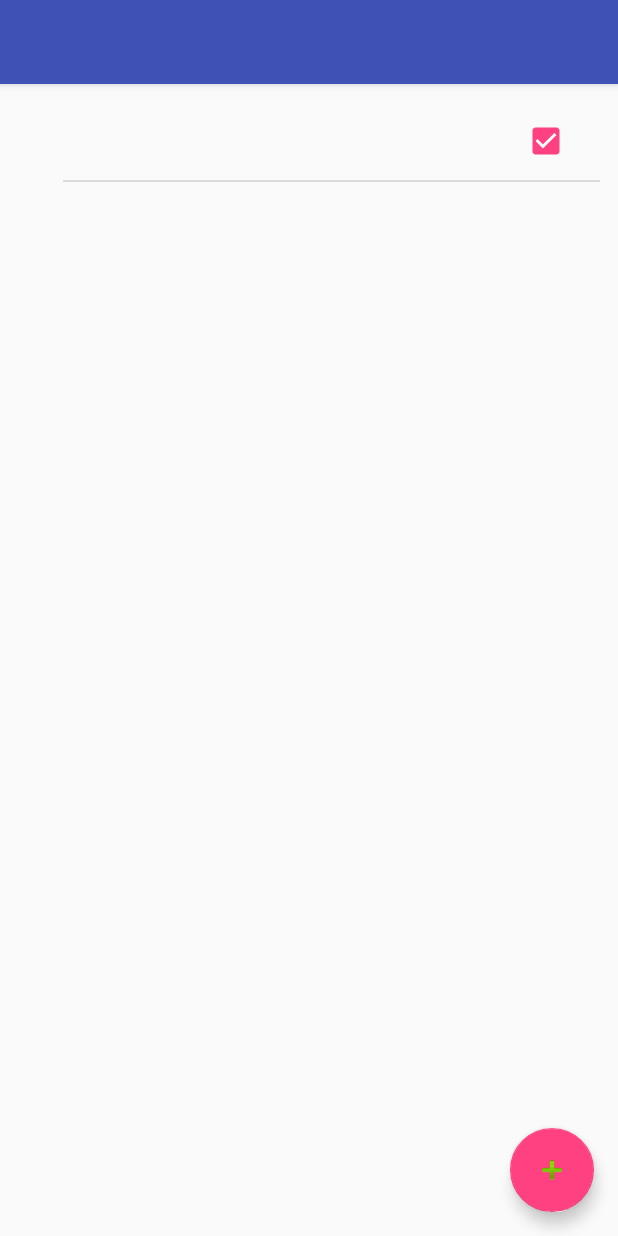
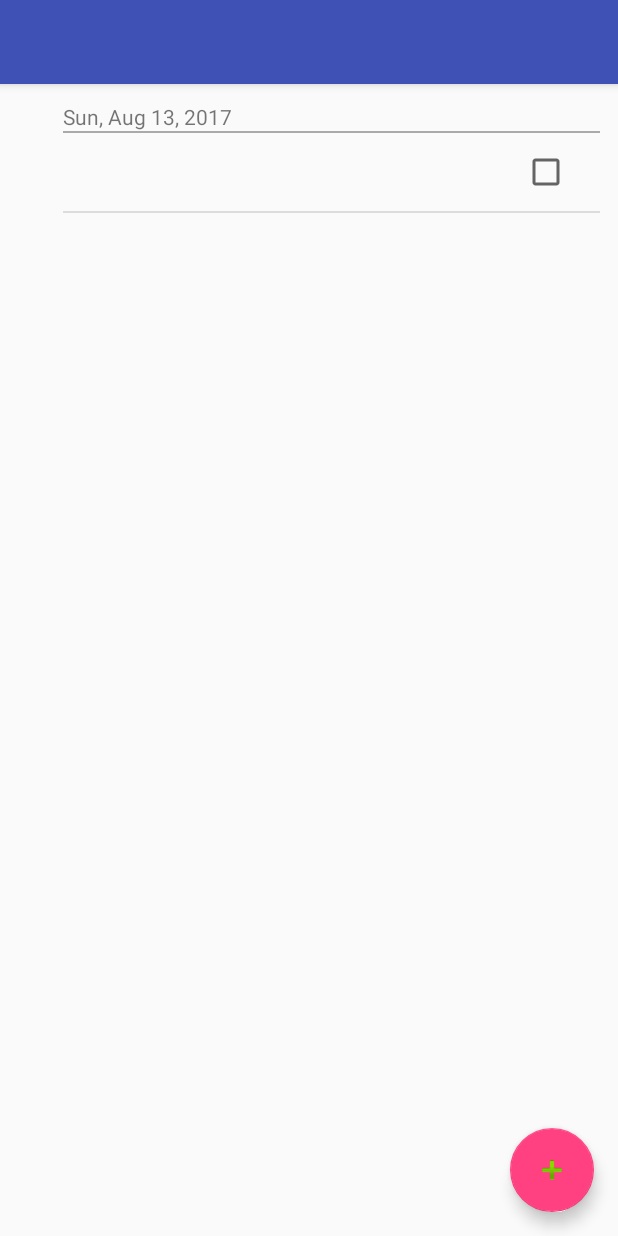
Before and after one commit to padoyle/reminders-app, an Android app: the layout activity_upcoming_reminders.xml on its own in the app's theme, with its tools: preview values and no code run, on a phone screen of 412 x 824 dp. Run offline under Robolectric (Android 15) with nearby library versions, the phone set to English and light mode, and no system bars.

Commit message:
Reminders have date-sorted sections, list updates upon modification

```diff
--- a/app/src/main/java/com/paulalexanderdoyle/reminderapp/UpcomingRemindersFragment.kt
+++ b/app/src/main/java/com/paulalexanderdoyle/reminderapp/UpcomingRemindersFragment.kt
@@ -1,12 +1,16 @@
 package com.paulalexanderdoyle.reminderapp
 
 import android.app.Activity
+import android.content.Context
 import android.database.Cursor
 import android.database.sqlite.SQLiteCursor
 import android.database.sqlite.SQLiteDatabase
 import android.database.sqlite.SQLiteOpenHelper
 import android.os.Bundle
 import android.support.v4.app.Fragment
+import android.support.v4.app.LoaderManager
+import android.support.v4.content.CursorLoader
+import android.support.v4.content.Loader
 import android.util.Log
 import android.view.*
 import android.widget.AdapterView
@@ -15,14 +19,26 @@ import com.paulalexanderdoyle.reminderapp.database.ReminderEntry
 import com.paulalexanderdoyle.reminderapp.database.RemindersCursorAdapter
 import kotlinx.android.synthetic.main.fragment_upcoming_reminders.*
 
-class UpcomingRemindersFragment : Fragment() {
+class UpcomingRemindersFragment : Fragment(), LoaderManager.LoaderCallbacks<Cursor> {
+
+    class ReminderCursorLoader(val dbHelper: SQLiteOpenHelper, context: Context) : CursorLoader(context) {
+        override fun loadInBackground(): Cursor {
+            Log.w(javaClass.simpleName, "Doing a load")
+            val db: SQLiteDatabase = dbHelper.readableDatabase
+
+            val cursor: Cursor = db.query(ReminderEntry.TABLE_NAME, null, null, null, null, null,
+                    "${ReminderEntry.COLUMN_NAME_DUE_DATE} ASC")
+            return cursor
+        }
+    }
 
     private val mDatabaseHelper: SQLiteOpenHelper by lazy {
         ReminderDbHelper(context)
     }
     private val mCursorAdapter: RemindersCursorAdapter by lazy {
-        RemindersCursorAdapter(context, cursor = getCursor(), flags = 0)
+        RemindersCursorAdapter(context, null, flags = 0)
     }
+    lateinit private var loader: ReminderCursorLoader
 
     override fun onCreateView(inflater: LayoutInflater, container: ViewGroup?,
                               savedInstanceState: Bundle?): View? {
@@ -32,7 +48,16 @@ class UpcomingRemindersFragment : Fragment() {
     override fun onViewCreated(view: View?, savedInstanceState: Bundle?) {
         super.onViewCreated(view, savedInstanceState)
         registerForContextMenu(reminders_list)
+
+        loaderManager.initLoader(0x01, null, this)
         reminders_list.adapter = mCursorAdapter
+        fab.setOnClickListener { _ ->
+            val editReminderDialog: EditReminderDialog = EditReminderDialog()
+            editReminderDialog.init { _ ->
+                loader.onContentChanged()
+            }
+            editReminderDialog.show(fragmentManager, "EditReminderDialog")
+        }
     }
 
     override fun onCreateContextMenu(menu: ContextMenu?, v: View?, menuInfo: ContextMenu.ContextMenuInfo?) {
@@ -53,21 +78,27 @@ class UpcomingRemindersFragment : Fragment() {
         return super.onOptionsItemSelected(item)
     }
 
-    private fun getCursor(): Cursor {
-        val db: SQLiteDatabase = mDatabaseHelper.readableDatabase
+    override fun onCreateLoader(id: Int, args: Bundle?): Loader<Cursor> {
+        loader = ReminderCursorLoader(mDatabaseHelper, context)
+        return loader
+    }
 
-        val cursor: Cursor = db.query(ReminderEntry.TABLE_NAME, null, null, null, null, null,
-                "${ReminderEntry.COLUMN_NAME_DUE_DATE} DESC")
+    override fun onLoadFinished(loader: Loader<Cursor>?, data: Cursor?) {
+        mCursorAdapter.swapCursor(data)
+    }
 
-        return cursor
+    override fun onLoaderReset(loader: Loader<Cursor>?) {
+        mCursorAdapter.swapCursor(null)
     }
 
     private fun deleteItem(id: Int?) {
+        // TODO: Threadsafe way to do this in background
         val db: SQLiteDatabase = mDatabaseHelper.writableDatabase
         if (id != null) {
             db.delete(ReminderEntry.TABLE_NAME, "${ReminderEntry._ID}=$id", null)
         } else {
-            Log.w("PAULDEBUG", "Can't delete null id")
+            Log.w(javaClass.simpleName, "Can't delete null id")
         }
+        loader.onContentChanged()
     }
 }
--- a/app/src/main/java/com/paulalexanderdoyle/reminderapp/data/Reminder.kt
+++ b/app/src/main/java/com/paulalexanderdoyle/reminderapp/data/Reminder.kt
@@ -1,8 +1,19 @@
 package com.paulalexanderdoyle.reminderapp.data
 
+import android.database.Cursor
+import com.paulalexanderdoyle.reminderapp.database.ReminderEntry
+import com.paulalexanderdoyle.reminderapp.database.getDateCol
+import com.paulalexanderdoyle.reminderapp.database.getStringCol
 import java.util.*
 
-class Reminder(var title:String, var dueDate: Date?) {
+class Reminder(var id: Int, var title: String, var dueDate: Date?) {
     var creationDate: Date? = null
     var completedDate: Date? = null
+
+    constructor(cursor: Cursor?) : this(cursor?.getInt(cursor.getColumnIndex(ReminderEntry._ID)) ?: 0,
+            getStringCol(cursor, ReminderEntry.COLUMN_NAME_TITLE),
+            getDateCol(cursor, ReminderEntry.COLUMN_NAME_DUE_DATE)) {
+        creationDate = getDateCol(cursor, ReminderEntry.COLUMN_NAME_CREATION_DATE)
+        completedDate = getDateCol(cursor, ReminderEntry.COLUMN_NAME_COMPLETION_DATE)
+    }
 }
--- a/app/src/main/java/com/paulalexanderdoyle/reminderapp/database/ReminderDbHelper.kt
+++ b/app/src/main/java/com/paulalexanderdoyle/reminderapp/database/ReminderDbHelper.kt
@@ -1,12 +1,27 @@
 package com.paulalexanderdoyle.reminderapp.database
 
 import android.content.Context
+import android.database.Cursor
 import android.database.sqlite.SQLiteDatabase
 import android.database.sqlite.SQLiteOpenHelper
 import android.util.Log
+import java.util.*
 
 val DATABASE_VERSION: Int = 1
 val DATABASE_NAME: String = "Reminders.db"
+
+fun getStringCol(cursor: Cursor?, columnName: String): String {
+    return cursor?.getString(cursor.getColumnIndex(columnName)) ?: ""
+}
+
+fun getDateCol(cursor: Cursor?, columnName: String): Date? {
+    var timestamp: Long? = null
+    // If db row value is non-null (and cursor is non-null)
+    if (!(cursor?.isNull(cursor.getColumnIndex(columnName)) ?: true)) {
+        timestamp = cursor?.getLong(cursor.getColumnIndex(columnName))
+    }
+    return if (timestamp != null) Date(timestamp) else null
+}
 
 class ReminderDbHelper(context: Context?) : SQLiteOpenHelper(context, DATABASE_NAME, null, DATABASE_VERSION) {
 
--- a/app/src/main/java/com/paulalexanderdoyle/reminderapp/database/RemindersCursorAdapter.kt
+++ b/app/src/main/java/com/paulalexanderdoyle/reminderapp/database/RemindersCursorAdapter.kt
@@ -3,7 +3,6 @@ package com.paulalexanderdoyle.reminderapp.database
 import android.app.Activity
 import android.content.Context
 import android.database.Cursor
-import android.util.Log
 import android.view.LayoutInflater
 import android.view.View
 import android.view.ViewGroup
@@ -11,8 +10,11 @@ import android.widget.CheckBox
 import android.widget.CursorAdapter
 import android.widget.TextView
 import com.paulalexanderdoyle.reminderapp.R
+import com.paulalexanderdoyle.reminderapp.data.Reminder
+import com.paulalexanderdoyle.reminderapp.dateHeaderFormat
+import com.paulalexanderdoyle.reminderapp.isSameDay
 
-class RemindersCursorAdapter(context: Context, cursor: Cursor, flags: Int)
+class RemindersCursorAdapter(context: Context, cursor: Cursor?, flags: Int)
     : CursorAdapter(context, cursor, flags) {
 
     override fun newView(context: Context?, cursor: Cursor?, parent: ViewGroup?): View {
@@ -23,18 +25,36 @@ class RemindersCursorAdapter(context: Context, cursor: Cursor, flags: Int)
     }
 
     override fun bindView(view: View?, context: Context?, cursor: Cursor?) {
+        val dateHeader: View? = view?.findViewById(R.id.header_layout)
         val textView: TextView? = view?.findViewById<TextView>(R.id.reminder_name)
         val completed: CheckBox? = view?.findViewById<CheckBox>(R.id.checkbox)
 
-        textView?.text = cursor?.getString(cursor.getColumnIndex(ReminderEntry.COLUMN_NAME_TITLE))
-                ?: "<Unnamed>"
-        completed?.isChecked = cursor?.getLong(cursor.getColumnIndex(
-                ReminderEntry.COLUMN_NAME_COMPLETION_DATE)) != null
-        view?.tag = cursor?.getString(cursor.getColumnIndex(ReminderEntry._ID))
+        val reminder: Reminder = Reminder(cursor)
+        var showDate: Boolean = false
+        if (cursor != null) {
+            if (cursor.isFirst) {
+                showDate = true
+            } else {
+                val prev: Reminder = Reminder(getItem(cursor.position - 1) as Cursor)
+                if (!isSameDay(prev.dueDate, reminder.dueDate)) {
+                    showDate = true
+                }
+            }
+        }
+
+        if (showDate) {
+            dateHeader?.findViewById<TextView>(R.id.date_header)?.text =
+                    dateHeaderFormat.format(reminder.dueDate)
+            dateHeader?.visibility = View.VISIBLE
+        } else {
+            dateHeader?.visibility = View.GONE
+        }
+        textView?.text = reminder.title
+        completed?.isChecked = reminder.completedDate != null
+        view?.tag = reminder
 
         view?.setOnLongClickListener(
                 fun (selectedView: View): Boolean {
-                    Log.i("PAULDEBUG", "here's a looooong muthafuckin click")
                     (context as? Activity)?.openContextMenu(selectedView)
                     return true
                 }
--- a/app/src/main/res/layout/activity_upcoming_reminders.xml
+++ b/app/src/main/res/layout/activity_upcoming_reminders.xml
@@ -22,12 +22,4 @@
 
     <include layout="@layout/content_upcoming_reminders" />
 
-    <android.support.design.widget.FloatingActionButton
-        android:id="@+id/fab"
-        android:layout_width="wrap_content"
-        android:layout_height="wrap_content"
-        android:layout_gravity="bottom|end"
-        android:layout_margin="@dimen/fab_margin"
-        app:srcCompat="@android:drawable/ic_input_add" />
-
 </android.support.design.widget.CoordinatorLayout>
--- a/app/src/main/res/layout/fragment_upcoming_reminders.xml
+++ b/app/src/main/res/layout/fragment_upcoming_reminders.xml
@@ -15,4 +15,13 @@
         app:layout_constraintEnd_toEndOf="parent"
         app:layout_constraintHorizontal_bias="1.0"
         app:layout_constraintStart_toStartOf="parent" />
+
+    <android.support.design.widget.FloatingActionButton
+        android:id="@+id/fab"
+        android:layout_width="wrap_content"
+        android:layout_height="wrap_content"
+        android:layout_margin="@dimen/fab_margin"
+        app:layout_constraintBottom_toBottomOf="parent"
+        app:layout_constraintEnd_toEndOf="parent"
+        app:srcCompat="@android:drawable/ic_input_add" />
 </android.support.constraint.ConstraintLayout>
--- a/app/src/main/res/layout/reminder_list_item.xml
+++ b/app/src/main/res/layout/reminder_list_item.xml
@@ -1,17 +1,41 @@
 <?xml version="1.0" encoding="utf-8"?>
 <RelativeLayout xmlns:android="http://schemas.android.com/apk/res/android"
     android:layout_width="match_parent"
+    android:layout_height="wrap_content">
+
+    <LinearLayout
+        android:id="@+id/header_layout"
+        android:layout_width="match_parent"
         android:layout_height="wrap_content"
+        android:orientation="vertical"
+        android:visibility="visible">
+
+        <TextView
+            android:id="@+id/date_header"
+            android:layout_width="match_parent"
+            android:layout_height="wrap_content"/>
+
+        <View
+            android:layout_width="match_parent"
+            android:layout_height="1dp"
+            android:background="@android:color/darker_gray" />
+
+    </LinearLayout>
+
+    <RelativeLayout xmlns:android="http://schemas.android.com/apk/res/android"
+        android:layout_width="match_parent"
+        android:layout_height="wrap_content"
+        android:layout_below="@id/header_layout"
         android:padding="10dp">
 
         <TextView
             android:id="@+id/reminder_name"
             android:layout_width="wrap_content"
             android:layout_height="wrap_content"
-        android:text="@string/placeholder"
+            android:layout_alignParentLeft="true"
             android:layout_centerVertical="true"
-        android:layout_alignParentLeft="true"
-        android:layout_toLeftOf="@id/checkbox"/>
+            android:layout_toLeftOf="@id/checkbox"
+            android:text="@string/placeholder" />
 
         <CheckBox
             android:id="@+id/checkbox"
@@ -20,3 +44,4 @@
             android:layout_alignParentRight="true"
             android:paddingLeft="10dp" />
     </RelativeLayout>
+</RelativeLayout>
```
Also changed, not shown: app/src/main/java/com/paulalexanderdoyle/reminderapp/DateUtils.kt (added, +17 -0 lines), app/src/main/java/com/paulalexanderdoyle/reminderapp/EditReminderDialog.kt (renamed from app/src/main/java/com/paulalexanderdoyle/reminderapp/AddReminderDialog.kt, +12 -6 lines), app/src/main/java/com/paulalexanderdoyle/reminderapp/UpcomingReminders.kt (+0 -7 lines), app/src/main/java/com/paulalexanderdoyle/reminderapp/database/ReminderEntry.kt (+2 -5 lines). Lines whose indentation alone changed are shown as unchanged.
